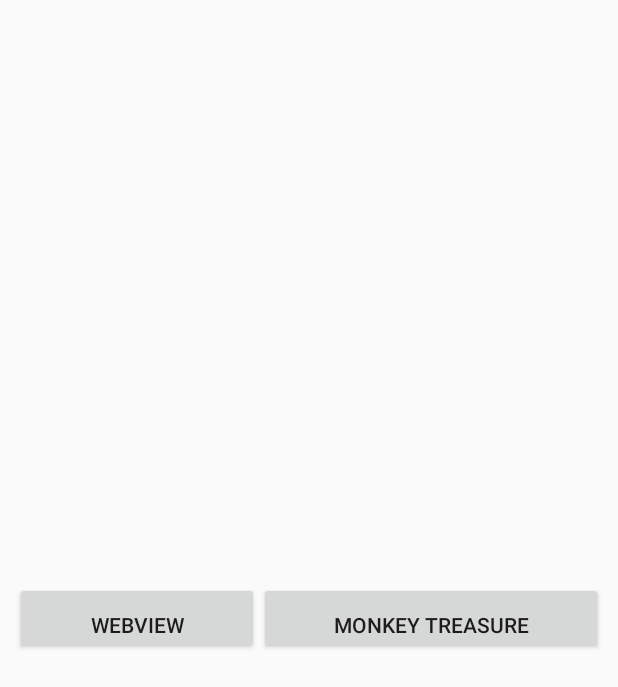
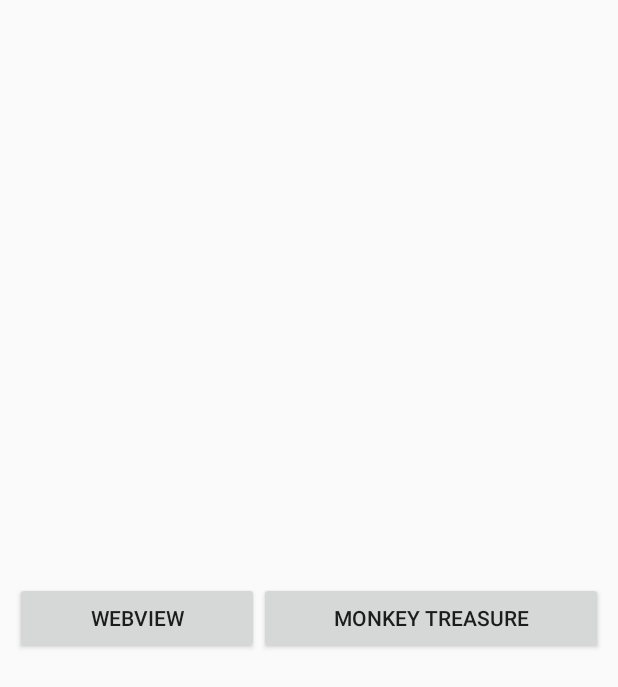
Before and after one commit to bboyzlodey/testingApp, an Android app: the screen it shows after launch (MainActivity), on a phone screen of 412 x 824 dp. Shown: the top 687 px of the screen. Run offline under Robolectric (Android 15) with nearby library versions, the phone set to English and light mode, and no system bars.

Commit message:
All completed

```diff
--- a/app/src/main/java/skarlat/dev/treasure/MainActivity.java
+++ b/app/src/main/java/skarlat/dev/treasure/MainActivity.java
@@ -42,9 +42,6 @@ public class MainActivity extends AppCompatActivity {
 	View dye;
 	ImageView kill;
 	String request;
-	Image hel;
-	Drawable k;
-	LinearLayout linearLayout;
 
 	@Override
 	protected void onCreate(Bundle savedInstanceState) {
@@ -65,7 +62,6 @@ public class MainActivity extends AppCompatActivity {
 			URL obj = new URL(url);
 			HttpURLConnection connection = (HttpURLConnection) obj.openConnection();
 
-			//add reuqest header
 			connection.setRequestMethod("GET");
 			connection.setRequestProperty("User-Agent", "Mozilla/5.0");
 			connection.setRequestProperty("Accept-Language", "en-US,en;q=0.5");
@@ -86,7 +82,7 @@ public class MainActivity extends AppCompatActivity {
 		}
 	}
 
-	public void webViewClick(View view) {
+	public void webViewClick(View view) throws InterruptedException {
 		setContentView(R.layout.activity_request);
 
 
--- /dev/null
+++ b/app/src/main/res/drawable/spin_custom.xml
@@ -0,0 +1,6 @@
+<?xml version="1.0" encoding="utf-8"?>
+<animated-rotate xmlns:android="http://schemas.android.com/apk/res/android"
+	android:drawable="@drawable/spinner"
+	android:pivotX="50%"
+	android:pivotY="50%"
+	/>
--- a/app/src/main/res/layout/activity_main.xml
+++ b/app/src/main/res/layout/activity_main.xml
@@ -20,20 +20,16 @@
 		android:layout_height="wrap_content"
 		android:layout_weight="1"
 		android:text="WebView"
-		android:textAlignment="center"
 		android:id="@+id/web_view_button"
-		android:gravity="bottom"
-		android:onClick="webViewClick" />
+		android:onClick="webViewClick"
+		android:layout_margin="0dp"/>
 	<Button
 		android:layout_width="wrap_content"
 		android:layout_height="wrap_content"
-		android:textAlignment="center"
 		android:layout_weight="1"
-
-		android:layout_toRightOf="@id/web_view_button"
+		android:layout_margin="0dp"
 		android:text="Monkey Treasure"
 		android:id="@+id/play_game_btn"
-		android:gravity="bottom"
 		android:onClick="playGame"/>
 	</LinearLayout>
 </RelativeLayout>
```
Also changed, not shown: app/src/main/res/layout/activity_request.xml (+6 -4 lines).
